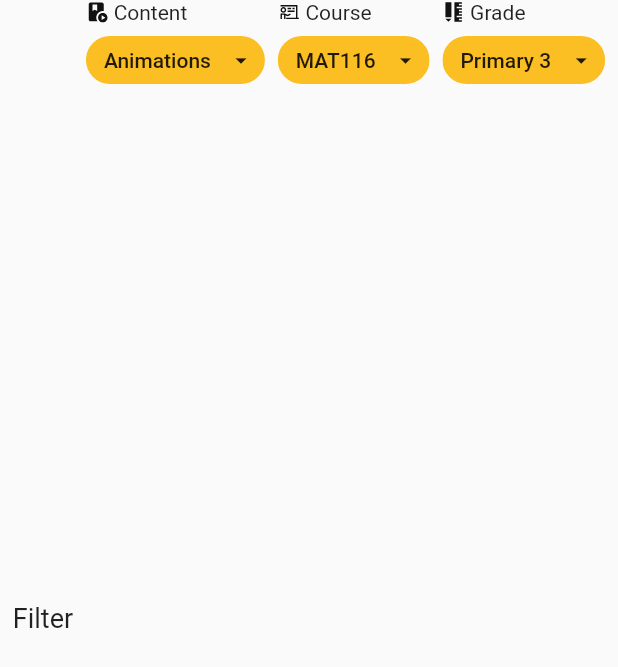
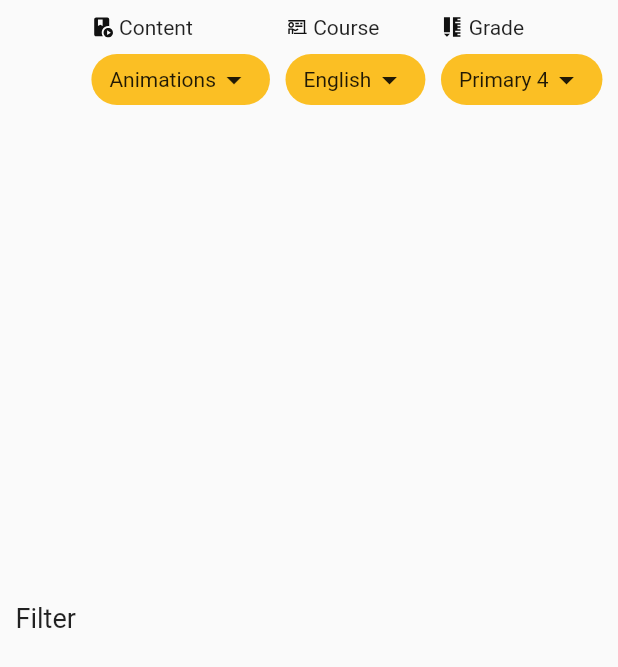
Before and after one commit to Augmented-Future/intsinziUnityWidget, a Flutter app: the FilterCategoryWidget widget shown alone on an empty page, opened directly, on a phone screen of 412 x 824 dp. Shown: the top 667 px of the screen. Run offline on Flutter 3.47's test engine with Material 2 defaults, Android fonts, the phone set to English and light mode, and no system bars; our stand-ins replace badges, carousel_slider, dropdown_textfield, firebase_core, flutter_svg, fluttertoast and 8 more; missing offline and left inert: appinio_video_player, firebase_auth_web, firebase_core_web, flutter_pdfview, google_sign_in_web, shared_preferences_web; accounts and stored records are empty; network calls fail.

Commit message:
Filter pages

```diff
--- a/lib/models/filter_category.dart
+++ b/lib/models/filter_category.dart
@@ -1,7 +1,19 @@
-class Content {
-  int id;
-  String name;
-  Content({required this.id, required this.name});
+import 'package:flutter/material.dart';
+import 'package:globaltrailblazersapp/screens/pages/animations/animations_page.dart';
+import 'package:globaltrailblazersapp/screens/pages/books/audio_books.dart';
+import 'package:globaltrailblazersapp/screens/pages/books/library_home_page.dart';
+import 'package:globaltrailblazersapp/screens/pages/games/board_game.dart';
+import 'package:globaltrailblazersapp/screens/pages/index.dart';
+import 'package:globaltrailblazersapp/screens/pages/page_404.dart';
+import 'package:globaltrailblazersapp/screens/pages/shopping/shopping_page.dart';
+
+import '../screens/pages/books/digital_books.dart';
+
+class AppPage {
+  int pageId;
+  String content;
+  Widget page;
+  AppPage({required this.pageId, required this.content, required this.page});
 }
 
 class Course {
@@ -23,11 +35,40 @@ class Grade {
   Grade({required this.id, required this.name});
 }
 
-//Contents
-List<Content> contents = [
-  Content(id: 1, name: "Animations"),
-  Content(id: 2, name: "Cormics"),
-  Content(id: 3, name: "Books"),
+//Pages
+List<AppPage> appPages = [
+  AppPage(
+    pageId: 0,
+    content: "Animations",
+    page: const AnimationsPageScreen(),
+  ),
+  AppPage(
+    pageId: 1,
+    content: "Shopping",
+    page: const ShoppingPage(),
+  ),
+  AppPage(
+    pageId: 2,
+    content: "Library",
+    page: const IndexPage(page: LibraryHomePage()),
+  ),
+  AppPage(
+    pageId: 3,
+    content: "Board Game",
+    page: const IndexPage(page: BoardGame()),
+  ),
+  AppPage(
+    pageId: 3,
+    content: "Board Game",
+    page: const IndexPage(page: BoardGame()),
+  ),
+  AppPage(
+    pageId: 4,
+    content: "Game Page",
+    page: const IndexPage(page: BoardGame()),
+  ),
+  AppPage(pageId: 5, content: "Audio Books", page: const AudioBooksZone()),
+  AppPage(pageId: 6, content: "Digital Books", page: const DigitalBooksZone()),
 ];
 
 //Courses
@@ -51,11 +92,15 @@ List<ProductType> productTypes = [
   ProductType(id: 3, name: "Both"),
 ];
 
-Content getContent(int id) {
+AppPage getContent(int id) {
   try {
-    return contents.firstWhere((product) => (product.id == id));
+    return appPages.firstWhere((page) => (page.pageId == id));
   } catch (e) {
-    return Content(id: id, name: "No select");
+    return AppPage(
+      pageId: id,
+      content: "No Select",
+      page: const Page404(message: "Page not found", error: "404"),
+    );
   }
 }
 
--- a/lib/screens/pages/animations/animations_page.dart
+++ b/lib/screens/pages/animations/animations_page.dart
@@ -63,7 +63,7 @@ class _AnimationsPageScreenState extends State<AnimationsPageScreen> {
             pinned: true,
           ),
           const SliverToBoxAdapter(
-            child: FilterCategoryWidget(gradeId: 1, contentId: 1, courseId: 1),
+            child: FilterCategoryWidget(gradeId: 1, pageId: 0, courseId: 1),
           ),
           buildAnimationWidget(),
         ],
--- a/lib/screens/pages/books/audio_books.dart
+++ b/lib/screens/pages/books/audio_books.dart
@@ -3,6 +3,7 @@ import 'package:globaltrailblazersapp/constants/colors.dart';
 import 'package:globaltrailblazersapp/constants/shared.dart';
 import 'package:globaltrailblazersapp/screens/pages/widgets/back_app_bar.dart';
 import 'package:globaltrailblazersapp/screens/pages/widgets/bottom_navbar.dart';
+import 'package:globaltrailblazersapp/screens/pages/widgets/filter_category_widget.dart';
 
 class AudioBooksZone extends StatefulWidget {
   const AudioBooksZone({Key? key}) : super(key: key);
@@ -62,7 +63,7 @@ class _AudioBooksZoneState extends State<AudioBooksZone> {
             delegate: SliverChildListDelegate(
               [
                 const SizedBox(height: 12),
-                //FilterCategoryWidget(),
+                const FilterCategoryWidget(pageId: 5, gradeId: 2),
                 const SizedBox(height: 12),
               ],
             ),
--- a/lib/screens/pages/books/digital_books.dart
+++ b/lib/screens/pages/books/digital_books.dart
@@ -89,7 +89,7 @@ class _DigitalBooksZoneState extends State<DigitalBooksZone> {
                 const SizedBox(height: 12),
                 const FilterCategoryWidget(
                   gradeId: 1,
-                  contentId: 1,
+                  pageId: 6,
                   courseId: 1,
                 ),
                 const SizedBox(height: 12),
--- a/lib/screens/pages/shopping/shopping_page.dart
+++ b/lib/screens/pages/shopping/shopping_page.dart
@@ -39,7 +39,7 @@ class _ShoppingPageState extends State<ShoppingPage> {
                 const FilterCategoryWidget(
                   shopFilter: true,
                   gradeId: 2,
-                  contentId: 1,
+                  pageId: 1,
                   typeId: 2,
                 ),
                 const SizedBox(height: 5),
--- a/lib/screens/pages/widgets/filter_category_widget.dart
+++ b/lib/screens/pages/widgets/filter_category_widget.dart
@@ -7,7 +7,7 @@ import 'package:shimmer/shimmer.dart';
 
 class FilterCategoryWidget extends StatefulWidget {
   final bool? shopFilter;
-  final int contentId, gradeId;
+  final int pageId, gradeId;
   final int? typeId, courseId;
 
   const FilterCategoryWidget(
@@ -15,7 +15,7 @@ class FilterCategoryWidget extends StatefulWidget {
       this.shopFilter,
       this.typeId,
       this.courseId,
-      required this.contentId,
+      required this.pageId,
       required this.gradeId})
       : super(key: key);
 
@@ -26,7 +26,9 @@ class FilterCategoryWidget extends StatefulWidget {
 class _FilterCategoryWidgetState extends State<FilterCategoryWidget> {
   @override
   Widget build(BuildContext context) {
-    return Row(
+    return Container(
+      margin: const EdgeInsets.symmetric(vertical: 10),
+      child: Row(
         mainAxisAlignment: MainAxisAlignment.spaceEvenly,
         children: [
           const Text(
@@ -45,12 +47,15 @@ class _FilterCategoryWidgetState extends State<FilterCategoryWidget> {
                   const Text(" Content")
                 ],
               ),
-            Chip(
-              label: Text(getContent(widget.contentId).name),
-              deleteIcon: const Icon(Icons.arrow_drop_down),
-              onDeleted: () {},
-              backgroundColor: const Color(0xFFFBBF24),
-            )
+              ChipButtonFilter(
+                text: getContent(widget.pageId).content,
+                onPressed: () => showDialog(
+                  context: context,
+                  builder: (_) {
+                    return buildContentModal(context);
+                  },
+                ),
+              ),
             ],
           ),
           if (widget.shopFilter == null || widget.shopFilter == false)
@@ -66,12 +71,7 @@ class _FilterCategoryWidgetState extends State<FilterCategoryWidget> {
                     const Text(" Course")
                   ],
                 ),
-              Chip(
-                label: Text(getCourse(widget.courseId ?? 0).courseCode),
-                deleteIcon: const Icon(Icons.arrow_drop_down),
-                onDeleted: () {},
-                backgroundColor: const Color(0xFFFBBF24),
-              )
+                ChipButtonFilter(text: "English", onPressed: () {}),
               ],
             ),
           if (widget.shopFilter == true)
@@ -87,12 +87,10 @@ class _FilterCategoryWidgetState extends State<FilterCategoryWidget> {
                     const Text(" Type")
                   ],
                 ),
-              Chip(
-                label: Text(getProduct(widget.typeId ?? 0).name),
-                deleteIcon: const Icon(Icons.arrow_drop_down),
-                onDeleted: () {},
-                backgroundColor: const Color(0xFFFBBF24),
-              )
+                ChipButtonFilter(
+                  text: "Printable",
+                  onPressed: () {},
+                ),
               ],
             ),
           Column(
@@ -107,15 +105,112 @@ class _FilterCategoryWidgetState extends State<FilterCategoryWidget> {
                   const Text(" Grade")
                 ],
               ),
-            Chip(
-              label: Text(getGrade(widget.gradeId).name),
-              deleteIcon: const Icon(Icons.arrow_drop_down),
-              onDeleted: () {},
-              backgroundColor: const Color(0xFFFBBF24),
+              ChipButtonFilter(
+                text: "Primary 4",
+                onPressed: () {},
+              ),
+            ],
+          ),
+        ],
+      ),
+    );
+  }
+
+  Dialog buildContentModal(BuildContext context) {
+    return Dialog(
+      elevation: 0.0,
+      shape: RoundedRectangleBorder(borderRadius: BorderRadius.circular(0.0)),
+      child: Container(
+        height: appPages.length > 7
+            ? screenHeight(context) * 0.4
+            : 58.0 * appPages.length,
+        width: screenWidth(context),
+        color: Colors.white,
+        child: ListView.builder(
+          itemCount: appPages.length,
+          itemBuilder: (context, index) => GestureDetector(
+            onTap: () {
+              if (appPages[index].pageId == widget.pageId) {
+                Navigator.pop(context);
+              } else {
+                Navigator.pushReplacement(
+                  context,
+                  MaterialPageRoute(
+                    builder: (_) => appPages[index].page,
+                  ),
+                );
+              }
+            },
+            child: Column(
+              children: [
+                Container(
+                  padding:
+                      const EdgeInsets.symmetric(vertical: 18, horizontal: 35),
+                  decoration: BoxDecoration(
+                    color: appPages[index].pageId == widget.pageId
+                        ? filterYellow.withOpacity(0.8)
+                        : whiteColor,
+                  ),
+                  child: Row(
+                    mainAxisAlignment: MainAxisAlignment.spaceBetween,
+                    children: [
+                      Text(
+                        appPages[index].content,
+                        style:
+                            const TextStyle(color: primaryColor, fontSize: 18),
+                      ),
+                      if (appPages[index].pageId == widget.pageId)
+                        SvgPicture.asset(
+                          'assets/icons/white_checkmark.svg',
+                          color: primaryColor,
+                          width: 20,
+                        ),
+                    ],
+                  ),
+                ),
+                if (index != appPages.length - 1)
+                  Divider(
+                    height: 1.0,
+                    color: blackColor.withOpacity(0.2),
                   )
               ],
             ),
+          ),
+        ),
+      ),
+    );
+  }
+}
+
+class ChipButtonFilter extends StatelessWidget {
+  const ChipButtonFilter(
+      {Key? key, required this.text, required this.onPressed})
+      : super(key: key);
+  final String text;
+  final VoidCallback onPressed;
+
+  @override
+  Widget build(BuildContext context) {
+    return Container(
+      margin: const EdgeInsets.only(top: 10),
+      child: InkWell(
+        onTap: onPressed,
+        highlightColor: coolYellow,
+        borderRadius: BorderRadius.circular(30),
+        child: Ink(
+          padding: const EdgeInsets.symmetric(horizontal: 12, vertical: 5),
+          decoration: BoxDecoration(
+              color: const Color(0xFFFBBF24),
+              borderRadius: BorderRadius.circular(20)),
+          child: Row(
+            mainAxisAlignment: MainAxisAlignment.center,
+            children: [
+              Text(text),
+              const Icon(Icons.arrow_drop_down),
             ],
+          ),
+        ),
+      ),
     );
   }
 }
```
Also changed, not shown: lib/screens/pages/index.dart (+17 -10 lines), assets/icons/white_checkmark.svg (added), 1 other file. Lines whose indentation alone changed are shown as unchanged.
